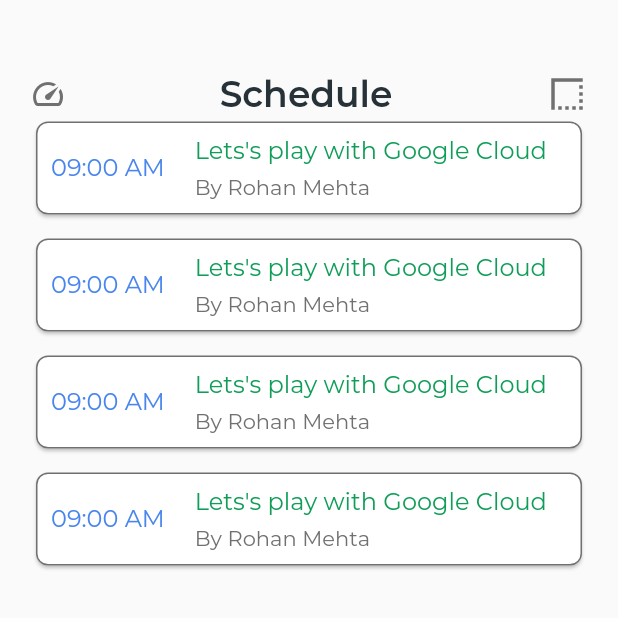
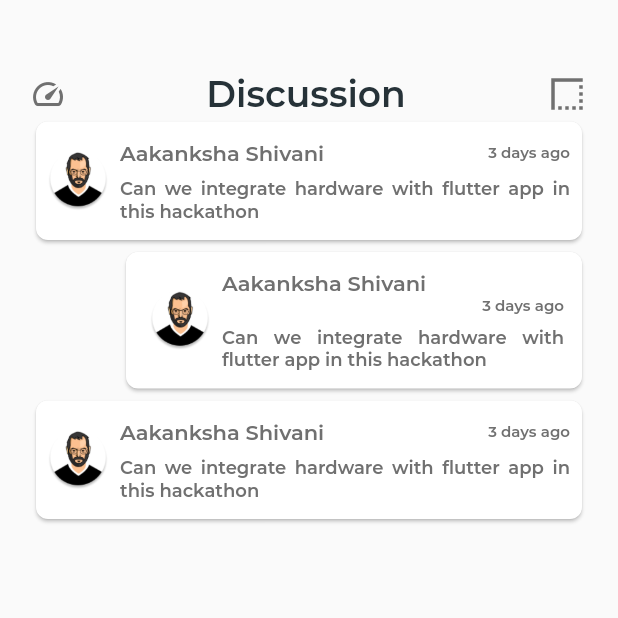
Before and after one commit to dsckiet/Commudle-UI, a Flutter app: the screen it shows after launch, on a phone screen of 412 x 824 dp, the top half of it. Run offline on Flutter 3.47's test engine with Material 2 defaults, Android fonts, the phone set to English and light mode, and no system bars.

Commit message:
added Discussion  Page

```diff
--- a/lib/main.dart
+++ b/lib/main.dart
@@ -1,6 +1,6 @@
-
 import 'package:commudle/routes/about_screen.dart';
 import 'package:commudle/routes/community_screen.dart';
+import 'package:commudle/routes/discussion_screen.dart';
 import 'package:commudle/routes/event_details_screen.dart';
 import 'package:commudle/routes/events_screen.dart';
 import 'package:commudle/routes/profile_screen.dart';
@@ -54,8 +54,7 @@ class MyApp extends StatelessWidget {
             ),
       ),
       debugShowCheckedModeBanner: false,
-
-      home: SchedulePage(),
+      home: DiscussionPage(),
       routes: <String, WidgetBuilder>{
         '/IntroScreen': (BuildContext context) => IntroScreen(),
         '/AuthScreen': (BuildContext context) => AuthScreen(),
@@ -66,6 +65,7 @@ class MyApp extends StatelessWidget {
             RegisteredEventsList(),
         '/NetworkError': (BuildContext context) => NetworkErrorPage(),
         '/SchedulePage': (BuildContext context) => SchedulePage(),
+        '/DiscussionPage': (BuildContext context) => DiscussionPage(),
       },
     );
   }
--- /dev/null
+++ b/lib/routes/discussion_screen.dart
@@ -0,0 +1,73 @@
+import 'package:commudle/routes/profile_screen.dart';
+import 'package:commudle/widgets/discussion_card.dart';
+import 'package:commudle/widgets/sub_discussion_card.dart';
+import 'package:flutter/material.dart';
+
+class DiscussionPage extends StatefulWidget {
+  @override
+  _DiscussionPageState createState() => _DiscussionPageState();
+}
+
+class _DiscussionPageState extends State<DiscussionPage> {
+  @override
+  Widget build(BuildContext context) {
+    return Scaffold(
+      body: SingleChildScrollView(
+        child: Container(
+          width: double.infinity,
+          padding: EdgeInsets.all(20.0),
+          child: Column(
+            crossAxisAlignment: CrossAxisAlignment.start,
+            children: <Widget>[
+              Container(
+                padding: EdgeInsets.only(top: 28.0),
+                child: Row(
+                  mainAxisAlignment: MainAxisAlignment.spaceBetween,
+                  children: <Widget>[
+                    InkWell(
+                      onTap: () {
+                        Navigator.pop(context);
+                      },
+                      child: Icon(
+                        IconData(58848,
+                            fontFamily: 'MaterialIcons',
+                            matchTextDirection: true),
+                        color: const Color(0xFF707070),
+                      ),
+                    ),
+                    Text(
+                      'Discussion',
+                      style: Theme.of(context).textTheme.headline,
+                    ),
+                    InkWell(
+                      child: Icon(
+                        const IconData(59389, fontFamily: 'MaterialIcons'),
+                        color: const Color(0xFF707070),
+                        size: 28.0,
+                      ),
+                      onTap: () {
+                        Navigator.push(
+                          context,
+                          MaterialPageRoute(
+                              builder: (context) => ProfileScreen()),
+                        );
+                      },
+                    ),
+                  ],
+                ),
+              ),
+              ListView(
+                shrinkWrap: true,
+                children: <Widget>[
+                  DiscussionCard(),
+                  SubDiscussionCard(),
+                  DiscussionCard(),
+                ],
+              ),
+            ],
+          ),
+        ),
+      ),
+    );
+  }
+}
--- /dev/null
+++ b/lib/widgets/discussion_card.dart
@@ -0,0 +1,79 @@
+import 'package:flutter/material.dart';
+
+class DiscussionCard extends StatefulWidget {
+  @override
+  _DiscussionCardState createState() => _DiscussionCardState();
+}
+
+class _DiscussionCardState extends State<DiscussionCard> {
+  @override
+  Widget build(BuildContext context) {
+    return Card(
+      shape: RoundedRectangleBorder(
+        borderRadius: BorderRadius.circular(8.0),
+        //side: BorderSide(color: Color(0xFF707070), width: 1.0),
+      ),
+      child: Container(
+        padding: EdgeInsets.only(top: 12, bottom: 12, left: 4, right: 8),
+        child: Row(
+          children: <Widget>[
+            CircleAvatar(
+              radius: 24.0,
+              child: Container(
+                padding: EdgeInsets.all(4.0),
+                child: Image(
+                  image: AssetImage('assets/images/profileImage.png'),
+                ),
+              ),
+              backgroundColor: Colors.transparent,
+            ),
+            SizedBox(
+              width: 4,
+            ),
+            Expanded(
+              child: Column(
+                crossAxisAlignment: CrossAxisAlignment.start,
+                children: <Widget>[
+                  Row(
+                    mainAxisAlignment: MainAxisAlignment.spaceBetween,
+                    children: <Widget>[
+                      Text(
+                        'Aakanksha Shivani',
+                        style: Theme.of(context).textTheme.body2,
+                      ),
+                      // SizedBox(
+                      //   width: 10,
+                      // ),
+                      Text(
+                        '3 days ago',
+                        style: TextStyle(
+                          fontSize: 10.0,
+                          fontFamily: 'Montserrat',
+                          fontWeight: FontWeight.w600,
+                          color: const Color(0xFF707070),
+                        ),
+                      ),
+                    ],
+                  ),
+                  SizedBox(
+                    height: 8,
+                  ),
+                  Text(
+                    'Can we integrate hardware with flutter app in this hackathon',
+                    style: TextStyle(
+                      fontSize: 12.0,
+                      fontFamily: 'Montserrat',
+                      fontWeight: FontWeight.w600,
+                      color: const Color(0xFF707070),
+                    ),
+                    textAlign: TextAlign.justify,
+                  ),
+                ],
+              ),
+            )
+          ],
+        ),
+      ),
+    );
+  }
+}
--- /dev/null
+++ b/lib/widgets/sub_discussion_card.dart
@@ -0,0 +1,88 @@
+import 'package:flutter/material.dart';
+
+class SubDiscussionCard extends StatefulWidget {
+  @override
+  _SubDiscussionCardState createState() => _SubDiscussionCardState();
+}
+
+class _SubDiscussionCardState extends State<SubDiscussionCard> {
+  @override
+  Widget build(BuildContext context) {
+    return Container(
+      padding: EdgeInsets.only(
+        left: 60,
+      ),
+      child: Card(
+        shape: RoundedRectangleBorder(
+          borderRadius: BorderRadius.circular(8.0),
+          //side: BorderSide(color: Color(0xFF707070), width: 1.0),
+        ),
+        child: Container(
+          padding: EdgeInsets.symmetric(horizontal: 12.0, vertical: 12.0),
+          child: Row(
+            children: <Widget>[
+              CircleAvatar(
+                radius: 24.0,
+                child: Container(
+                  padding: EdgeInsets.all(4.0),
+                  child: Image(
+                    image: AssetImage('assets/images/profileImage.png'),
+                  ),
+                ),
+                backgroundColor: Colors.transparent,
+              ),
+              SizedBox(
+                width: 4,
+              ),
+              Expanded(
+                child: Column(
+                  // crossAxisAlignment: CrossAxisAlignment.start,
+                  children: <Widget>[
+                    Row(
+                      mainAxisAlignment: MainAxisAlignment.start,
+                      children: <Widget>[
+                        Text(
+                          'Aakanksha Shivani',
+                          style: Theme.of(context).textTheme.body2,
+                          textAlign: TextAlign.start,
+                        ),
+                      ],
+                    ),
+                    Row(
+                      mainAxisAlignment: MainAxisAlignment.end,
+                      children: <Widget>[
+                        Text(
+                          '3 days ago',
+                          style:  TextStyle(
+                        fontSize: 10.0,
+                        fontFamily: 'Montserrat',
+                        fontWeight: FontWeight.w600,
+                        color: const Color(0xFF707070),
+                      ),
+                          textAlign: TextAlign.end,
+                        ),
+                      ],
+                    ),
+                    SizedBox(
+                      height: 8,
+                    ),
+                    Text(
+                      'Can we integrate hardware with flutter app in this hackathon',
+                      style: TextStyle(
+                        fontSize: 12.0,
+                        fontFamily: 'Montserrat',
+                        fontWeight: FontWeight.w600,
+                        color: const Color(0xFF707070),
+                      ),
+                      textAlign: TextAlign.justify,
+                    ),
+                  ],
+                ),
+              ),
+            ],
+          ),
+        ),
+      ),
+    );
+  }
+}
```
